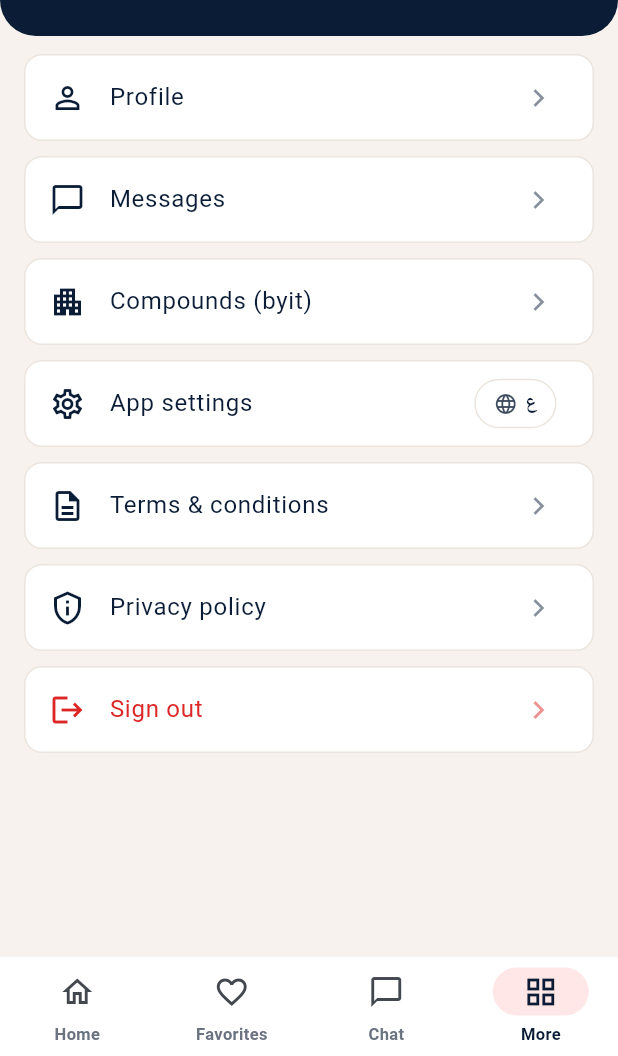
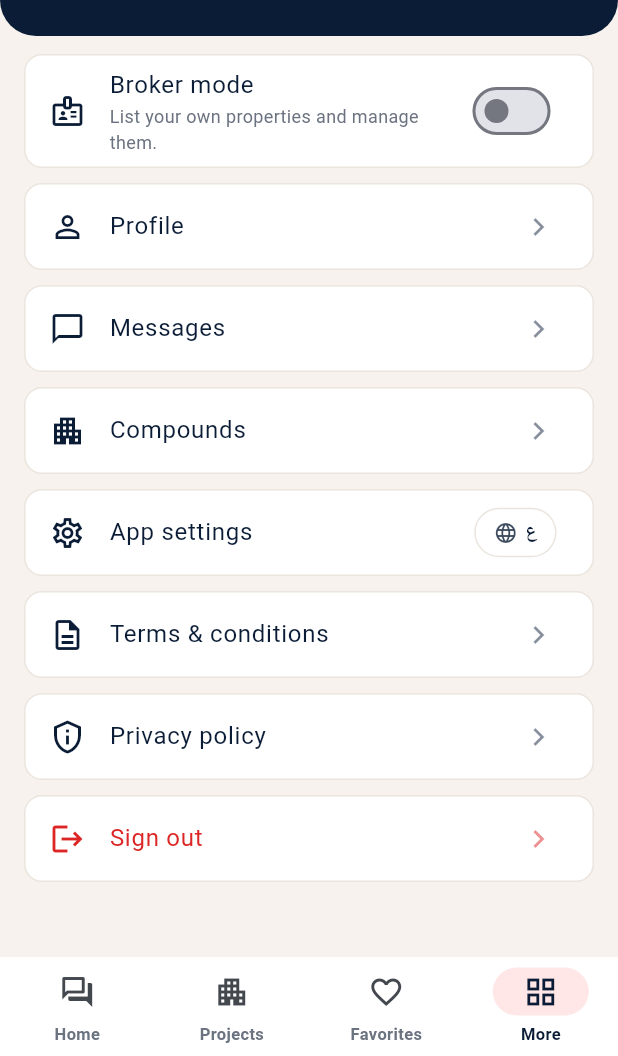
Before and after one commit to alialielkhayat246-a11y/Homzy, a Flutter app: the screen it shows once a user with an empty profile is signed in, item 4 of the bottom bar chosen, on a phone screen of 412 x 824 dp, the part 180-1236 px from its top. Run offline on Flutter 3.47's test engine with Material 3 defaults, Android fonts, the phone set to English and light mode, and no system bars; our stand-ins replace flutter_map, google_fonts, image_picker, latlong2, shared_preferences, supabase_flutter; accounts and stored records are empty; network calls fail; Roboto replaces fonts that are missing (Cairo).

Commit message:
Chat as home + Projects search tab, broker/user mode switch, bilingual search
- Home tab is now the Homzy AI chat; new "Projects" tab holds the search/browse.
- More screen has a Broker mode switch that flips role live (adds/removes the
  My listings tab via a role notifier the nav listens to).
- Listing search expands area terms across bilingual aliases (zayed ↔ زايد ↔
  الشيخ زايد), so Arabic and English queries both hit.
- Drop the "byit" label from the compounds menu entry.

Co-Authored-By: Claude Opus 4.8 <noreply@anthropic.com>

```diff
--- a/mobile/lib/i18n.dart
+++ b/mobile/lib/i18n.dart
@@ -220,7 +220,20 @@ const Map<String, Map<String, String>> _strings = {
   'menu_my_data': {'en': 'My data', 'ar': 'بياناتي'},
   'menu_settings': {'en': 'App settings', 'ar': 'إعدادات التطبيق'},
   'menu_messages': {'en': 'Messages', 'ar': 'الرسائل'},
-  'menu_projects': {'en': 'Compounds (byit)', 'ar': 'الكومباوندات'},
+  'menu_projects': {'en': 'Compounds', 'ar': 'الكومباوندات'},
   'menu_terms': {'en': 'Terms & conditions', 'ar': 'الشروط والأحكام'},
   'menu_privacy': {'en': 'Privacy policy', 'ar': 'سياسة الخصوصية'},
+
+  // Broker / user mode switch
+  'broker_mode': {'en': 'Broker mode', 'ar': 'وضع البروكر'},
+  'broker_mode_sub': {
+    'en': 'List your own properties and manage them.',
+    'ar': 'اعرض عقاراتك وتحكّم فيها.'
+  },
+  'mode_switched_broker': {'en': 'Broker mode on', 'ar': 'وضع البروكر اتفعّل'},
+  'mode_switched_user': {'en': 'User mode on', 'ar': 'وضع المستخدم اتفعّل'},
+  'browse_search_hint': {
+    'en': 'Search by area, type or keyword…',
+    'ar': 'ابحث بالمنطقة أو النوع أو كلمة…'
+  },
 };
--- a/mobile/lib/screens/more_screen.dart
+++ b/mobile/lib/screens/more_screen.dart
@@ -85,6 +85,7 @@ class _MoreScreenState extends State<MoreScreen> {
             ),
           ),
           const SizedBox(height: 12),
+          _modeTile(),
           _tile(Icons.person_outline, tr('menu_profile'),
               () => _push(const ProfileScreen())),
           _tile(Icons.chat_bubble_outline, tr('menu_messages'),
@@ -105,6 +106,42 @@ class _MoreScreenState extends State<MoreScreen> {
 
   void _push(Widget screen) => Navigator.of(context)
       .push(MaterialPageRoute(builder: (_) => screen));
+
+  Widget _modeTile() {
+    final isBroker = ProfileService.instance.isBroker;
+    return Container(
+      margin: const EdgeInsets.fromLTRB(16, 0, 16, 10),
+      decoration: BoxDecoration(
+          color: Brand.card,
+          borderRadius: BorderRadius.circular(12),
+          border: Border.all(color: Brand.line)),
+      child: SwitchListTile(
+        secondary: const Icon(Icons.badge_outlined, color: Brand.navy),
+        title: Text(tr('broker_mode'),
+            style: const TextStyle(color: Brand.navy)),
+        subtitle: Text(tr('broker_mode_sub'),
+            style: const TextStyle(color: Brand.muted, fontSize: 12)),
+        activeThumbColor: Brand.coral,
+        value: isBroker,
+        onChanged: (on) async {
+          try {
+            await ProfileService.instance.setMode(on ? 'broker' : 'user');
+            if (!mounted) return;
+            setState(() {});
+            ScaffoldMessenger.of(context).showSnackBar(SnackBar(
+                content: Text(tr(on
+                    ? 'mode_switched_broker'
+                    : 'mode_switched_user'))));
+          } catch (e) {
+            if (mounted) {
+              ScaffoldMessenger.of(context)
+                  .showSnackBar(SnackBar(content: Text('$e')));
+            }
+          }
+        },
+      ),
+    );
+  }
 
   Widget _settingsTile() => Container(
         margin: const EdgeInsets.fromLTRB(16, 0, 16, 10),
--- a/mobile/lib/screens/root_nav.dart
+++ b/mobile/lib/screens/root_nav.dart
@@ -6,13 +6,14 @@ import '../services/profile_service.dart';
 import '../theme.dart';
 import 'chat_screen.dart';
 import 'favorites_screen.dart';
-import 'home_screen.dart';
 import 'more_screen.dart';
 import 'my_listings_screen.dart';
+import 'projects_browse_screen.dart';
 
-/// App shell. Bottom nav adapts to the user's role:
-/// - broker: Home / Favorites / Chat / My listings / More
-/// - user:   Home / Favorites / Chat / More   (no listing tools)
+/// App shell. The home tab is the Homzy AI chat; "Projects" holds the search.
+/// Broker mode adds the "My listings" tab.
+///   user:   Home(chat) / Projects / Favorites / More
+///   broker: Home(chat) / Projects / Favorites / My listings / More
 class RootNav extends StatefulWidget {
   const RootNav({super.key, this.initialHealth});
   final HealthInfo? initialHealth;
@@ -23,44 +24,40 @@ class RootNav extends StatefulWidget {
 
 class _RootNavState extends State<RootNav> {
   int _index = 0;
-  bool _isBroker = ProfileService.instance.isBroker;
 
   @override
   void initState() {
     super.initState();
-    // Confirm the role (cachedRole may be null on a cold start).
-    ProfileService.instance.role().then((r) {
-      if (mounted) setState(() => _isBroker = r == 'broker');
-    });
+    ProfileService.instance.role(); // warm the cached role / notifier
   }
-
-  void _goToChat() => setState(() => _index = _chatIndex);
-
-  int get _chatIndex => 2; // Home, Favorites, Chat, ...
 
   @override
   Widget build(BuildContext context) {
+    return ValueListenableBuilder<String?>(
+      valueListenable: ProfileService.instance.roleNotifier,
+      builder: (context, role, _) {
+        final isBroker = role == 'broker';
         final pages = <Widget>[
-      HomeScreen(initialHealth: widget.initialHealth, onStartChat: _goToChat),
+          const ChatScreen(),
+          const ProjectsBrowseScreen(),
           const FavoritesScreen(),
-      const ChatScreen(),
-      if (_isBroker) const MyListingsScreen(),
+          if (isBroker) const MyListingsScreen(),
           const MoreScreen(),
         ];
         final destinations = <NavigationDestination>[
           NavigationDestination(
-          icon: const Icon(Icons.home_outlined),
-          selectedIcon: const Icon(Icons.home, color: Brand.navy),
+              icon: const Icon(Icons.forum_outlined),
+              selectedIcon: const Icon(Icons.forum, color: Brand.navy),
               label: tr('nav_home')),
+          NavigationDestination(
+              icon: const Icon(Icons.apartment_outlined),
+              selectedIcon: const Icon(Icons.apartment, color: Brand.navy),
+              label: tr('nav_projects')),
           NavigationDestination(
               icon: const Icon(Icons.favorite_border),
               selectedIcon: const Icon(Icons.favorite, color: Brand.coral),
               label: tr('nav_favorites')),
-      NavigationDestination(
-          icon: const Icon(Icons.chat_bubble_outline),
-          selectedIcon: const Icon(Icons.chat_bubble, color: Brand.navy),
-          label: tr('nav_chat')),
-      if (_isBroker)
+          if (isBroker)
             NavigationDestination(
                 icon: const Icon(Icons.assignment_outlined),
                 selectedIcon: const Icon(Icons.assignment, color: Brand.navy),
@@ -96,5 +93,7 @@ class _RootNavState extends State<RootNav> {
             ),
           ),
         );
+      },
+    );
   }
 }
```
Also changed, not shown: mobile/lib/screens/projects_browse_screen.dart (added, +259 -0 lines), mobile/lib/services/listing_service.dart (+37 -2 lines), mobile/lib/services/profile_service.dart (+22 -4 lines). Lines whose indentation alone changed are shown as unchanged.
